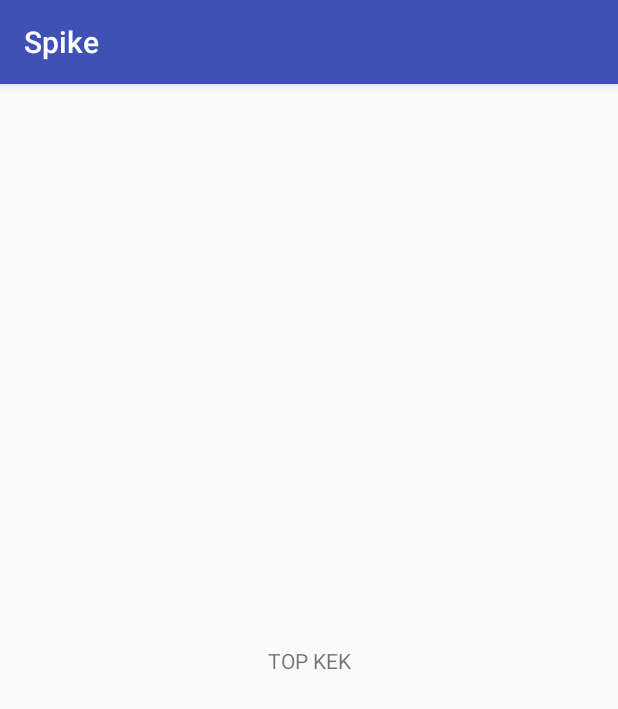
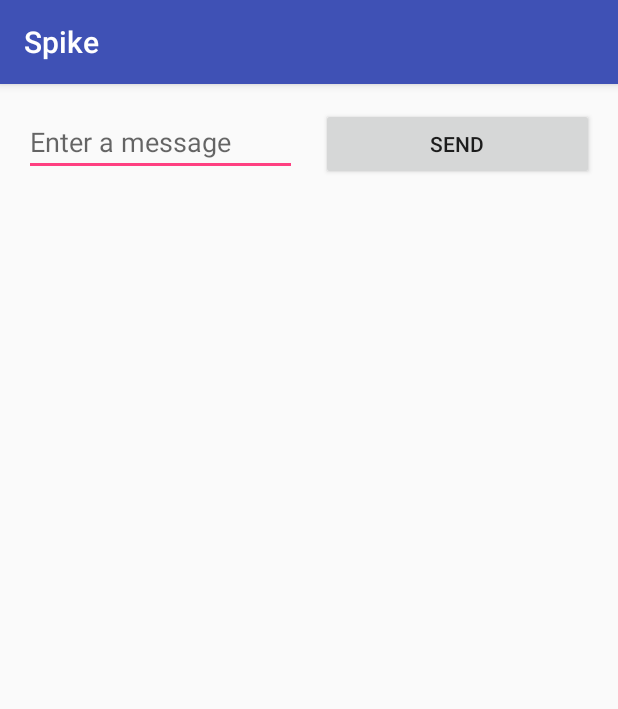
Before and after one commit to r00b/simple-android-app, an Android app: the screen it shows after launch (MainActivity), on a phone screen of 412 x 824 dp. Shown: the top 709 px of the screen. Run offline under Robolectric (Android 15) with nearby library versions, the phone set to English and light mode, and no system bars.

Commit message:
create example app

```diff
--- a/app/src/main/res/layout/activity_main.xml
+++ b/app/src/main/res/layout/activity_main.xml
@@ -6,13 +6,27 @@
     android:layout_height="match_parent"
     tools:context="spike.spike.MainActivity">
 
-    <TextView
-        android:layout_width="wrap_content"
+    <EditText
+        android:id="@+id/editText"
+        android:layout_width="0dp"
         android:layout_height="wrap_content"
-        android:text="TOP KEK"
-        app:layout_constraintBottom_toBottomOf="parent"
-        app:layout_constraintLeft_toLeftOf="parent"
+        android:layout_marginTop="16dp"
+        android:ems="10"
+        android:hint="@string/edit_message"
+        android:inputType="textPersonName"
+        app:layout_constraintTop_toTopOf="parent"
+        app:layout_constraintRight_toLeftOf="@+id/button"
+        android:layout_marginLeft="16dp"
+        app:layout_constraintLeft_toLeftOf="parent" />
+
+    <Button
+        android:id="@+id/button"
+        android:layout_width="0dp"
+        android:layout_height="wrap_content"
+        android:text="@string/button_send"
+        app:layout_constraintBaseline_toBaselineOf="@+id/editText"
+        app:layout_constraintLeft_toRightOf="@+id/editText"
         app:layout_constraintRight_toRightOf="parent"
-        app:layout_constraintTop_toTopOf="parent" />
-
+        android:layout_marginLeft="16dp"
+        android:layout_marginRight="16dp" />
 </android.support.constraint.ConstraintLayout>
--- a/app/src/main/res/values/strings.xml
+++ b/app/src/main/res/values/strings.xml
@@ -1,3 +1,5 @@
 <resources>
     <string name="app_name">Spike</string>
+    <string name="edit_message">Enter a message</string>
+    <string name="button_send">Send</string>
 </resources>
```
